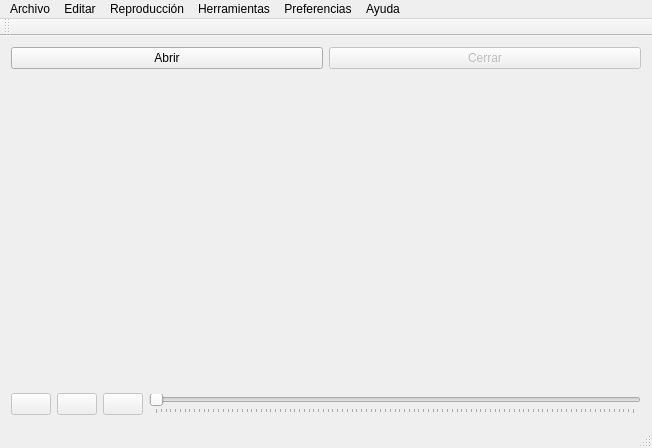
Old version of the form movieplayer.ui in the repository Madh93/Qt5-MoviePlayer.
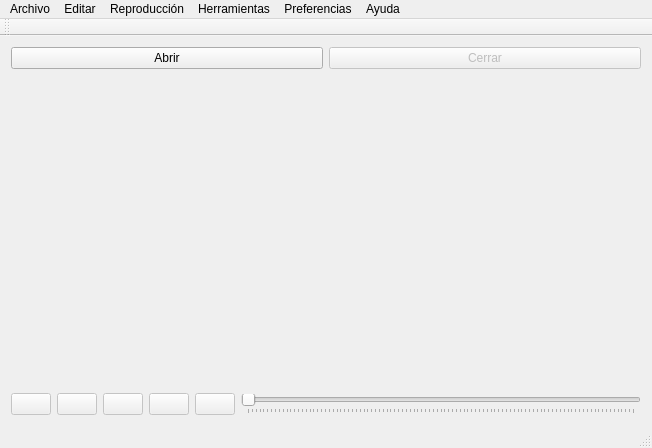
New version of the form. Custom widgets are drawn as their Qt base class.

Commit message: avanzar y retroceder en el tiempo

The edit to the form file:
```diff
--- a/movieplayer.ui
+++ b/movieplayer.ui
@@ -125,6 +125,44 @@
           </property>
          </widget>
         </item>
+        <item>
+         <widget class="QPushButton" name="buttonRetroceder">
+          <property name="enabled">
+           <bool>false</bool>
+          </property>
+          <property name="sizePolicy">
+           <sizepolicy hsizetype="Maximum" vsizetype="Fixed">
+            <horstretch>0</horstretch>
+            <verstretch>0</verstretch>
+           </sizepolicy>
+          </property>
+          <property name="toolTip">
+           <string>Retroceder 1seg</string>
+          </property>
+          <property name="text">
+           <string/>
+          </property>
+         </widget>
+        </item>
+        <item>
+         <widget class="QPushButton" name="buttonAvanzar">
+          <property name="enabled">
+           <bool>false</bool>
+          </property>
+          <property name="sizePolicy">
+           <sizepolicy hsizetype="Maximum" vsizetype="Fixed">
+            <horstretch>0</horstretch>
+            <verstretch>0</verstretch>
+           </sizepolicy>
+          </property>
+          <property name="toolTip">
+           <string>Avanzar 1seg</string>
+          </property>
+          <property name="text">
+           <string/>
+          </property>
+         </widget>
+        </item>
         <item>
          <widget class="Slider" name="slider">
           <property name="enabled">
```
Left out of the diff: 19 changed lines with no effect on the pictures. The commit also changes 2 other files.
